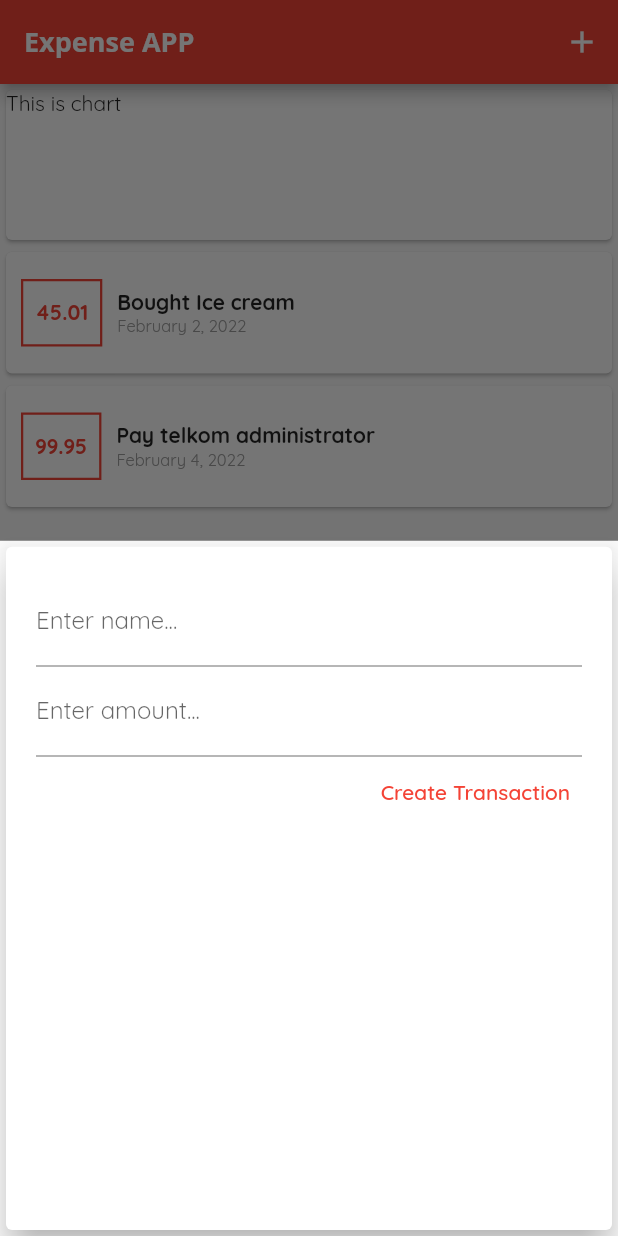
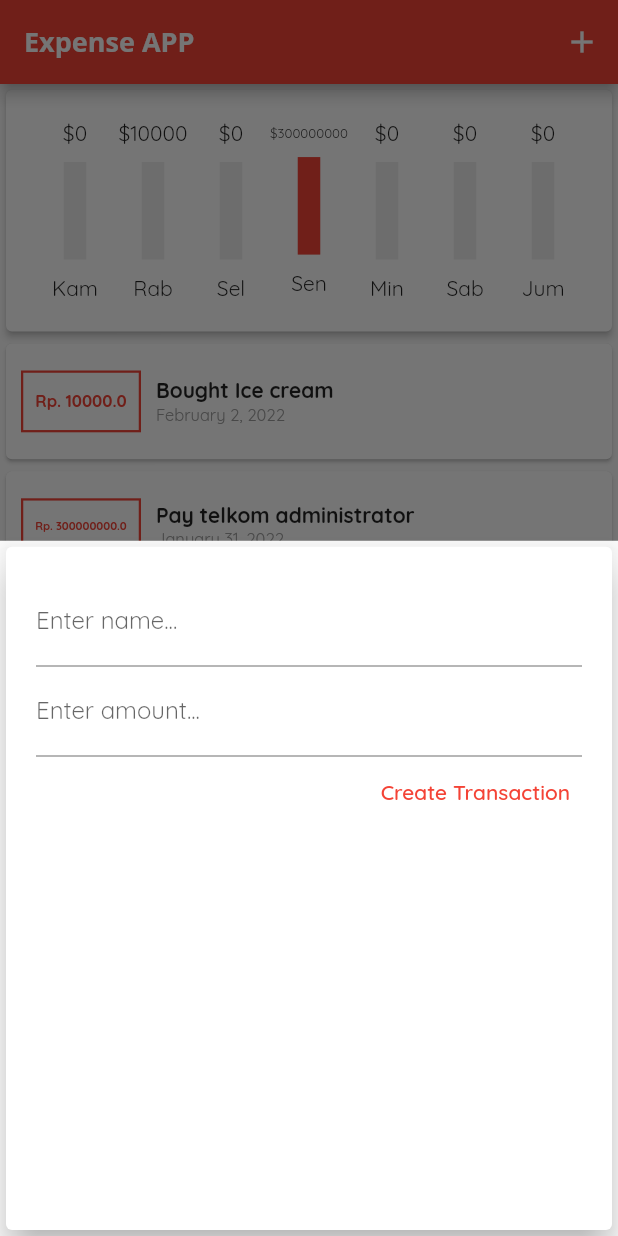
Before and after one commit to zinct/flutter-expense, a Flutter app: the screen it shows after launch, after a tap on the "add" icon, on a phone screen of 412 x 824 dp. Run offline on Flutter 3.47's test engine with Material 2 defaults, Android fonts, the phone set to English and light mode, and no system bars.

Commit message:
Finishing bar

```diff
--- a/lib/main.dart
+++ b/lib/main.dart
@@ -19,13 +19,13 @@ class _AppState extends State<App> {
     Transaction(
         id: 1,
         name: 'Bought Ice cream',
-        amount: 45.01,
+        amount: 10000,
         date: DateTime.now().subtract(Duration(days: 2))),
     Transaction(
         id: 2,
         name: 'Pay telkom administrator',
-        amount: 99.95,
-        date: DateTime.now()),
+        amount: 300000000,
+        date: DateTime.now().subtract(Duration(days: 4))),
     // Transaction(
     //     id: 2,
     //     name: 'Pay telkom administrator',
@@ -105,14 +105,10 @@ class _AppState extends State<App> {
                   icon: Icon(Icons.add))
             ],
           ),
-          body: ListView(
+          body: Column(
             children: [
-              Column(
-                children: [
-                  Chart(transactions: transactions),
-                  TransactionList(transactions),
-                ],
-              )
+              Chart(transactions: transactions),
+              TransactionList(transactions),
             ],
           ),
           floatingActionButtonLocation:
--- a/lib/transaction/transaction_item.dart
+++ b/lib/transaction/transaction_item.dart
@@ -9,20 +9,25 @@ class TransactionItem extends StatelessWidget {
 
   @override
   Widget build(BuildContext context) {
-    return Card(
+    return Container(
+      child: Card(
           child: Row(
         children: [
           Container(
+            width: 80,
             margin: const EdgeInsets.symmetric(vertical: 18, horizontal: 10),
             padding: const EdgeInsets.symmetric(vertical: 12, horizontal: 8),
             decoration: BoxDecoration(
                 border: Border.all(
                     color: Theme.of(context).primaryColor, width: 1.5)),
+            child: FittedBox(
               child: Text(
-            transaction.amount.toString(),
+                'Rp. ${transaction.amount.toString()}',
+                overflow: TextOverflow.clip,
                 style: TextStyle(
                     color: Theme.of(context).primaryColor,
                     fontWeight: FontWeight.bold),
+              ),
             ),
           ),
           Container(
@@ -31,6 +36,7 @@ class TransactionItem extends StatelessWidget {
               children: [
                 Text(
                   transaction.name,
+                  overflow: TextOverflow.ellipsis,
                   style: const TextStyle(fontWeight: FontWeight.bold),
                 ),
                 Text(
@@ -41,6 +47,7 @@ class TransactionItem extends StatelessWidget {
             ),
           )
         ],
-    ));
+      )),
+    );
   }
 }
--- a/lib/transaction/transaction_list.dart
+++ b/lib/transaction/transaction_list.dart
@@ -11,7 +11,8 @@ class TransactionList extends StatelessWidget {
   @override
   Widget build(BuildContext context) {
     return Container(
-        height: 355,
+        height: MediaQuery.of(context).size.height - 251,
+        width: MediaQuery.of(context).size.width,
         child: transactions.isNotEmpty
             ? ListView.builder(
                 itemCount: transactions.length,
--- a/lib/widgets/chart.dart
+++ b/lib/widgets/chart.dart
@@ -1,11 +1,12 @@
 import 'package:expense/model/transaction.dart';
+import 'package:expense/widgets/chart_bar.dart';
 import 'package:flutter/material.dart';
 import 'package:intl/intl.dart';
 
 class Chart extends StatelessWidget {
   final List<Transaction> transactions;
 
-  dynamic get recentTransactions {
+  List<Map<String, Object>> get _recentTransactions {
     DateTime week = DateTime.now().subtract(Duration(days: 7));
 
     return List.generate(7, (index) {
@@ -23,16 +24,31 @@ class Chart extends StatelessWidget {
     });
   }
 
+  double get _maxPrice {
+    return _recentTransactions.fold(
+        0.0, (acc, curr) => acc + (curr['total'] as double));
+  }
+
   const Chart({Key? key, required this.transactions}) : super(key: key);
 
   @override
   Widget build(BuildContext context) {
-    print(recentTransactions);
+    print(_maxPrice);
     return Card(
-      child: Container(
-        height: 100,
-        width: double.infinity,
-        child: Text("This is chart"),
+      elevation: 2,
+      child: Padding(
+        padding: EdgeInsets.all(20),
+        child: Row(
+          mainAxisAlignment: MainAxisAlignment.spaceBetween,
+          crossAxisAlignment: CrossAxisAlignment.center,
+          children: _recentTransactions
+              .map((e) => Flexible(
+                    fit: FlexFit.tight,
+                    child: ChartBart(
+                        e['name'].toString(), e['total'] as double, _maxPrice),
+                  ))
+              .toList(),
+        ),
       ),
     );
   }
--- /dev/null
+++ b/lib/widgets/chart_bar.dart
@@ -0,0 +1,40 @@
+import 'package:flutter/material.dart';
+
+class ChartBart extends StatelessWidget {
+  final String _label;
+  final double _spendingAmount;
+  final double _maxPrice;
+
+  const ChartBart(this._label, this._spendingAmount, this._maxPrice, {Key? key})
+      : super(key: key);
+
+  @override
+  Widget build(BuildContext context) {
+    return Column(
+      children: [
+        FittedBox(
+          child: Text('\$${_spendingAmount.toStringAsFixed(0)}'),
+        ),
+        SizedBox(
+          height: 10,
+        ),
+        Container(
+          width: 15,
+          height: 65,
+          color: Colors.grey[200],
+          child: FractionallySizedBox(
+            heightFactor: _spendingAmount / _maxPrice * 1,
+            alignment: Alignment.bottomCenter,
+            child: Container(
+              color: Theme.of(context).primaryColor,
+            ),
+          ),
+        ),
+        SizedBox(
+          height: 10,
+        ),
+        Text(_label),
+      ],
+    );
+  }
+}
```
Lines whose indentation alone changed are shown as unchanged.
